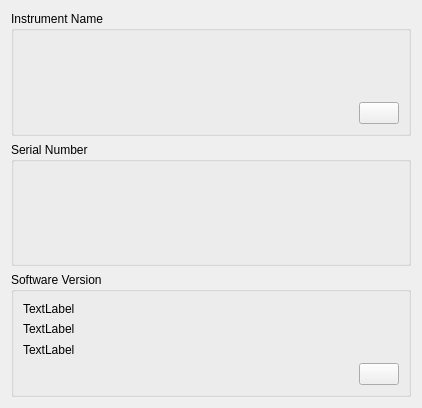
Liyezhong/Master, file HimalayaMain/Gui/Components/Settings/Forms/InstallationSettingsWidget.ui: the form before one commit.
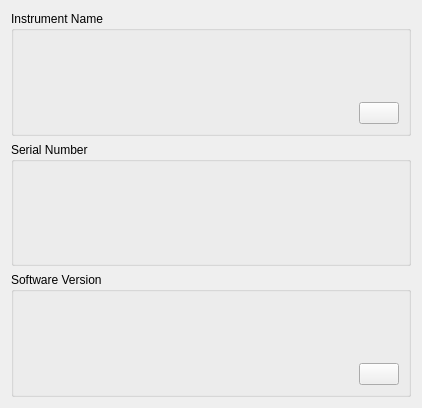
The form after the commit.

Commit message: User Setting Screen Updated

Patch:
```diff
--- a/HimalayaMain/Gui/Components/Settings/Forms/InstallationSettingsWidget.ui
+++ b/HimalayaMain/Gui/Components/Settings/Forms/InstallationSettingsWidget.ui
@@ -79,21 +79,21 @@
       <item row="0" column="0">
        <widget class="QLabel" name="softwareversion">
         <property name="text">
-         <string>TextLabel</string>
+         <string/>
         </property>
        </widget>
       </item>
       <item row="1" column="0">
        <widget class="QLabel" name="driverversion">
         <property name="text">
-         <string>TextLabel</string>
+         <string/>
         </property>
        </widget>
       </item>
       <item row="2" column="0">
        <widget class="QLabel" name="versionofprogram">
         <property name="text">
-         <string>TextLabel</string>
+         <string/>
         </property>
        </widget>
       </item>
```
The commit also changes 32 other files.
